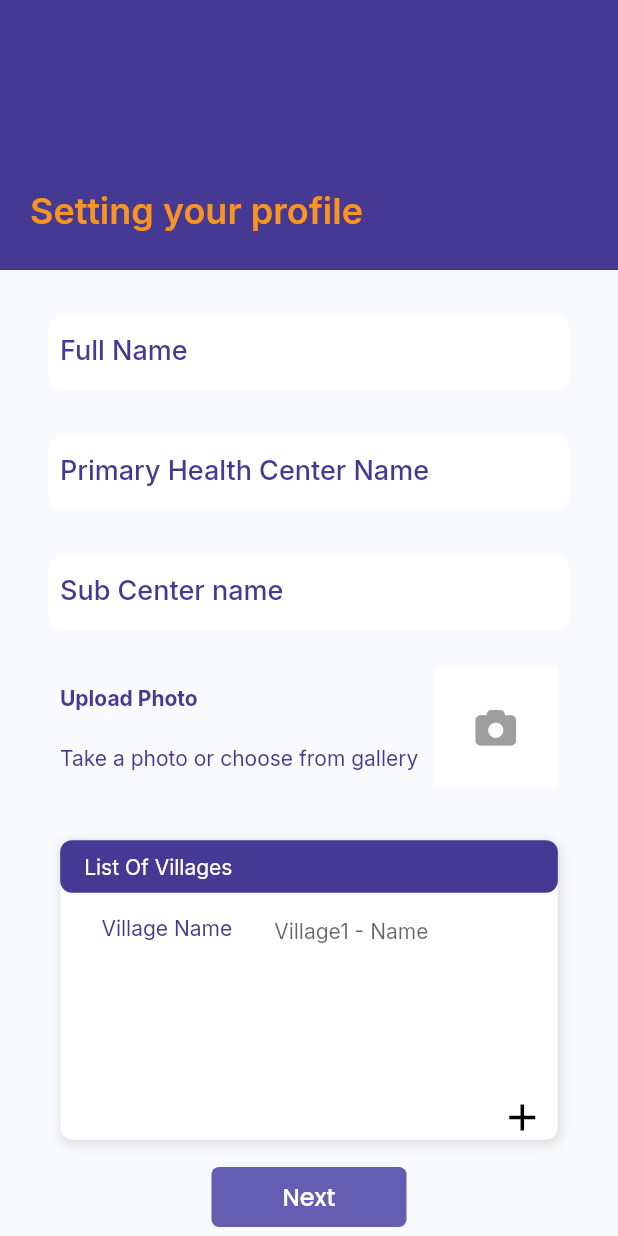
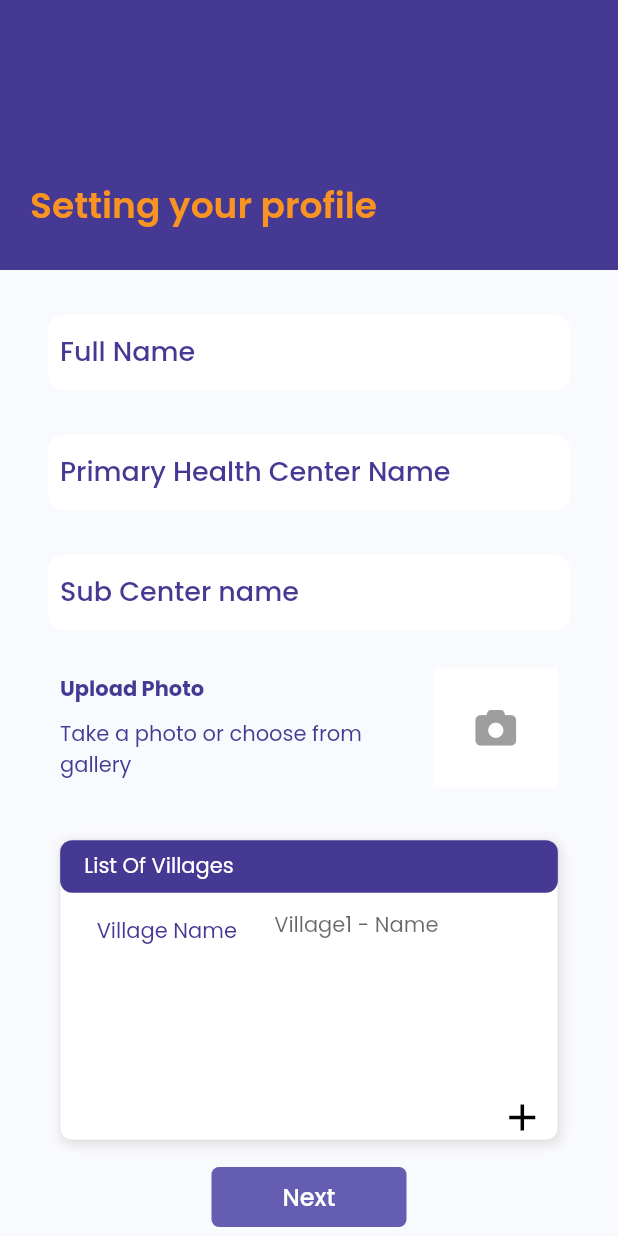
Before and after one commit to triviaGroups/janam, a Flutter app: the nurseDetails screen opened directly with empty values, after a tap on the "add" icon, on a phone screen of 412 x 824 dp. Run offline on Flutter 3.47's test engine with Material 2 defaults, Android fonts, the phone set to English and light mode, and no system bars; our stand-ins replace cloud_firestore, dropdown_button2, file_picker, firebase_auth, firebase_core, firebase_storage and 5 more; missing offline and left inert: expansion_card; accounts and stored records are empty; project files that could hold a hidden picture were left out.

Commit message:
31 05 2022 12 21

```diff
--- a/lib/Login/login.dart
+++ b/lib/Login/login.dart
@@ -5,13 +5,11 @@ import 'package:janam/constants/color_constants.dart';
 import '../loading.dart';
 
 class Login extends StatefulWidget {
-
   @override
   State<Login> createState() => _LoginState();
 }
 
 class _LoginState extends State<Login> {
-
   TextEditingController _number = new TextEditingController();
   TextEditingController _otp = new TextEditingController();
 
@@ -19,15 +17,17 @@ class _LoginState extends State<Login> {
 
   @override
   Widget build(BuildContext context) {
-
     return Scaffold(
       backgroundColor: appBg,
       resizeToAvoidBottomInset: true,
-      body: SingleChildScrollView(
+      body: Center(
+        child: SingleChildScrollView(
           child: Padding(
             padding: EdgeInsets.symmetric(horizontal: 5, vertical: 5),
-          child:
-              Column(crossAxisAlignment: CrossAxisAlignment.center, children: [
+            child: Column(
+                crossAxisAlignment: CrossAxisAlignment.center,
+                mainAxisAlignment: MainAxisAlignment.center,
+                children: [
                   Container(
                     margin: EdgeInsets.symmetric(horizontal: 20, vertical: 40),
                     height: 300,
@@ -86,7 +86,9 @@ class _LoginState extends State<Login> {
                         maxLength: 10,
                         keyboardType: TextInputType.number,
                         style: GoogleFonts.poppins(
-                      fontWeight: FontWeight.w400, fontSize: 14, color: purple),
+                            fontWeight: FontWeight.w400,
+                            fontSize: 14,
+                            color: black),
                         decoration: InputDecoration(
                             contentPadding: EdgeInsets.only(left: 8),
                             border: InputBorder.none,
@@ -128,21 +130,28 @@ class _LoginState extends State<Login> {
                   GestureDetector(
                     onTap: () {
                       // _verifyPhone();
-                if(_number.text.length == 10)
-                  {
-                    Navigator.of(context).push(MaterialPageRoute(builder: (context) => Loading(phone: _number.text)));
-                  }else
-                    {
-                      ScaffoldMessenger.of(context).showSnackBar(SnackBar( backgroundColor: Colors.black,duration: Duration(seconds: 2),
-                        content: Text("Enter Mobile Number",style: GoogleFonts.poppins(fontSize: 18),),
+                      if (_number.text.length == 10) {
+                        Navigator.of(context).push(MaterialPageRoute(
+                            builder: (context) =>
+                                Loading(phone: _number.text)));
+                      } else {
+                        ScaffoldMessenger.of(context).showSnackBar(SnackBar(
+                          backgroundColor: Colors.black,
+                          duration: Duration(seconds: 2),
+                          content: Text(
+                            "Enter Mobile Number",
+                            style: GoogleFonts.poppins(fontSize: 18),
+                          ),
                         ));
                       }
                       //Navigator.of(context).push(MaterialPageRoute(builder: (context) => nurseDetails()));
                     },
                     child: Container(
-                margin: EdgeInsets.symmetric(horizontal: 80, vertical: 50),
+                      margin:
+                          EdgeInsets.symmetric(horizontal: 80, vertical: 50),
                       decoration: BoxDecoration(
-                    color: purple, borderRadius: BorderRadius.circular(8)),
+                          color: purple,
+                          borderRadius: BorderRadius.circular(8)),
                       height: 50,
                       alignment: Alignment.center,
                       child: Row(
@@ -173,6 +182,7 @@ class _LoginState extends State<Login> {
                 ]),
           ),
         ),
+      ),
     );
   }
 }
--- a/lib/Login/nurseDetails.dart
+++ b/lib/Login/nurseDetails.dart
@@ -73,7 +73,7 @@ class _nurseDetailsState extends State<nurseDetails> {
                 padding: EdgeInsets.symmetric(horizontal: 20, vertical: 25),
                 child: Text(
                   "Setting your profile",
-                  style: GoogleFonts.inter(
+                  style: GoogleFonts.poppins(
                       fontWeight: FontWeight.w600, fontSize: 24, color: orange),
                 ),
               ),
@@ -89,13 +89,13 @@ class _nurseDetailsState extends State<nurseDetails> {
                 height: 50,
                 width: double.infinity,
                 child: TextFormField(
-                  style: GoogleFonts.inter(
-                      fontWeight: FontWeight.w500, fontSize: 18, color: purple),
+                  style: GoogleFonts.poppins(
+                      fontWeight: FontWeight.w400, fontSize: 16, color: black),
                   decoration: InputDecoration(
                       contentPadding: const EdgeInsets.only(left: 8),
                       border: InputBorder.none,
                       hintText: "Full Name",
-                      hintStyle: GoogleFonts.inter(
+                      hintStyle: GoogleFonts.poppins(
                           fontWeight: FontWeight.w500,
                           fontSize: 18,
                           color: purple)),
@@ -118,13 +118,13 @@ class _nurseDetailsState extends State<nurseDetails> {
                 height: 50,
                 width: double.infinity,
                 child: TextFormField(
-                  style: GoogleFonts.inter(
-                      fontWeight: FontWeight.w500, fontSize: 18, color: purple),
+                  style: GoogleFonts.poppins(
+                      fontWeight: FontWeight.w400, fontSize: 16, color: black),
                   decoration: InputDecoration(
                       contentPadding: EdgeInsets.only(left: 8),
                       border: InputBorder.none,
                       hintText: "Primary Health Center Name",
-                      hintStyle: GoogleFonts.inter(
+                      hintStyle: GoogleFonts.poppins(
                           fontWeight: FontWeight.w500,
                           fontSize: 18,
                           color: purple)),
@@ -147,13 +147,13 @@ class _nurseDetailsState extends State<nurseDetails> {
                 height: 50,
                 width: double.infinity,
                 child: TextField(
-                  style: GoogleFonts.inter(
-                      fontWeight: FontWeight.w500, fontSize: 18, color: purple),
+                  style: GoogleFonts.poppins(
+                      fontWeight: FontWeight.w400, fontSize: 16, color: black),
                   decoration: InputDecoration(
                       contentPadding: const EdgeInsets.only(left: 8),
                       border: InputBorder.none,
                       hintText: "Sub Center name",
-                      hintStyle: GoogleFonts.inter(
+                      hintStyle: GoogleFonts.poppins(
                           fontWeight: FontWeight.w500,
                           fontSize: 18,
                           color: purple)),
@@ -178,14 +178,14 @@ class _nurseDetailsState extends State<nurseDetails> {
                         children: [
                           Text(
                             "Upload Photo",
-                            style: GoogleFonts.inter(
+                            style: GoogleFonts.poppins(
                                 fontWeight: FontWeight.w700,
                                 fontSize: 14,
                                 color: purple),
                           ),
                           Text(
                             "Take a photo or choose from gallery",
-                            style: GoogleFonts.inter(
+                            style: GoogleFonts.poppins(
                                 fontWeight: FontWeight.w400,
                                 fontSize: 14,
                                 color: purple),
@@ -254,7 +254,7 @@ class _nurseDetailsState extends State<nurseDetails> {
                       overflow: TextOverflow.fade,
                       maxLines: 3,
                       textAlign: TextAlign.right,
-                      style: GoogleFonts.inter(
+                      style: GoogleFonts.poppins(
                           fontWeight: FontWeight.w400,
                           fontSize: 14,
                           color: Colors.white),
@@ -281,7 +281,7 @@ class _nurseDetailsState extends State<nurseDetails> {
                               alignment: Alignment.topCenter,
                               child: Text(
                                 "Village Name",
-                                style: GoogleFonts.inter(
+                                style: GoogleFonts.poppins(
                                     fontWeight: FontWeight.w400,
                                     fontSize: 14,
                                     color: purple),
@@ -307,14 +307,14 @@ class _nurseDetailsState extends State<nurseDetails> {
                                         height: 25,
                                         width: 116,
                                         child: TextFormField(
-                                          style: GoogleFonts.inter(
+                                          style: GoogleFonts.poppins(
                                             fontSize: 14,
                                             fontWeight: FontWeight.w400,
                                           ),
                                           decoration: InputDecoration(
                                               border: InputBorder.none,
                                               hintText: vil[index].name,
-                                              hintStyle: GoogleFonts.inter(
+                                              hintStyle: GoogleFonts.poppins(
                                                 fontSize: 14,
                                                 fontWeight: FontWeight.w400,
                                               )),
```
Also changed, not shown: pubspec.lock. Lines whose indentation alone changed are shown as unchanged.
